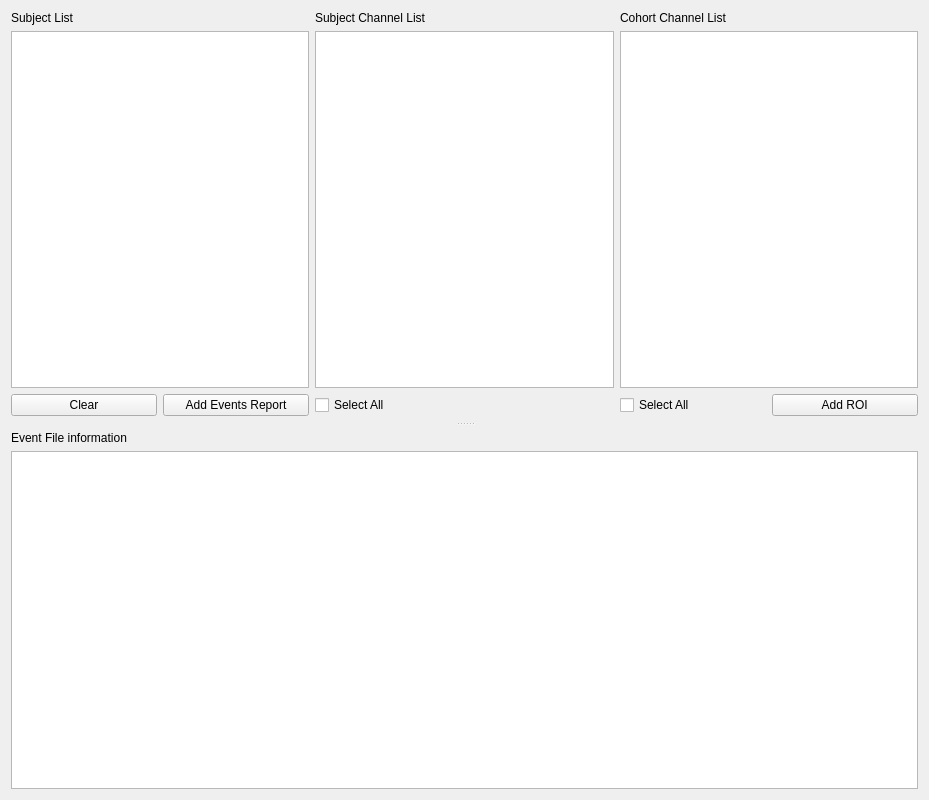
Above: modules/CEAMSModules/DetectionsCohortReview/Ui_DetectionsCohortReviewSettingsView.ui from SnoozToolbox/snooz-package-ceams before the change. Below: the same form after it.
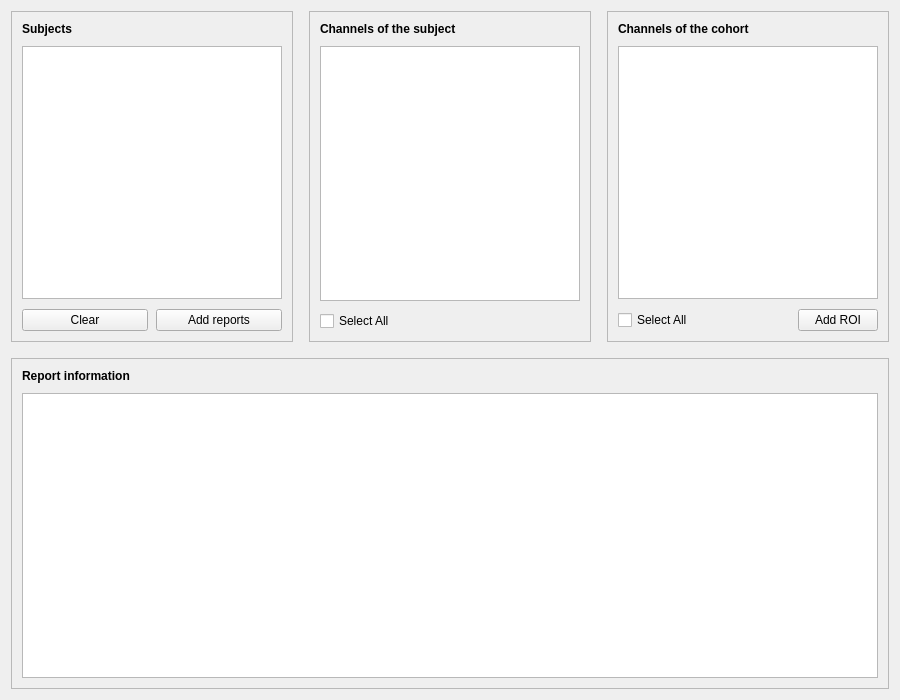
That is the form after the change.

Commit message: Review Detections for the Cohort: redesigned pages (tool 2.2.2)

Diff of the .ui file:
```diff
--- a/modules/CEAMSModules/DetectionsCohortReview/Ui_DetectionsCohortReviewSettingsView.ui
+++ b/modules/CEAMSModules/DetectionsCohortReview/Ui_DetectionsCohortReviewSettingsView.ui
@@ -6,60 +6,79 @@
    <rect>
     <x>0</x>
     <y>0</y>
-    <width>929</width>
-    <height>800</height>
+    <width>900</width>
+    <height>700</height>
    </rect>
   </property>
   <property name="windowTitle">
    <string>Form</string>
   </property>
-  <layout class="QHBoxLayout" name="horizontalLayout_3">
+  <layout class="QVBoxLayout" name="verticalLayout">
+   <property name="spacing">
+    <number>16</number>
+   </property>
    <item>
-    <widget class="QSplitter" name="splitter">
-     <property name="orientation">
-      <enum>Qt::Orientation::Vertical</enum>
+    <layout class="QHBoxLayout" name="lists_layout" stretch="1,1,1">
+     <property name="spacing">
+      <number>16</number>
      </property>
-     <property name="handleWidth">
-      <number>15</number>
-     </property>
-     <property name="childrenCollapsible">
-      <bool>false</bool>
-     </property>
-     <widget class="QWidget" name="layoutWidget">
-      <layout class="QGridLayout" name="gridLayout">
-       <item row="0" column="0">
+     <item>
+      <widget class="QFrame" name="subjects_card">
+       <property name="frameShape">
+        <enum>QFrame::Shape::StyledPanel</enum>
+       </property>
+       <property name="frameShadow">
+        <enum>QFrame::Shadow::Raised</enum>
+       </property>
+       <layout class="QVBoxLayout" name="subjects_card_layout">
+        <property name="spacing">
+         <number>10</number>
+        </property>
+        <property name="leftMargin">
+         <number>10</number>
+        </property>
+        <property name="topMargin">
+         <number>10</number>
+        </property>
+        <property name="rightMargin">
+         <number>10</number>
+        </property>
+        <property name="bottomMargin">
+         <number>10</number>
+        </property>
+        <item>
         <widget class="QLabel" name="label">
-         <property name="text">
-          <string>Subject List</string>
-         </property>
-        </widget>
-       </item>
-       <item row="0" column="1">
-        <widget class="QLabel" name="label_2">
-         <property name="text">
-          <string>Subject Channel List</string>
-         </property>
-        </widget>
-       </item>
-       <item row="0" column="2">
-        <widget class="QLabel" name="label_3">
+          <property name="font">
+           <font>
+            <bold>true</bold>
+           </font>
+          </property>
+          <property name="toolTip">
+           <string>The subjects of the reports added. Select a subject to show its channels.</string>
+          </property>
          <property name="text">
-          <string>Cohort Channel List</string>
+           <string>Subjects</string>
          </property>
         </widget>
        </item>
-       <item row="1" column="0">
+        <item>
         <widget class="QListView" name="subject_listView">
+          <property name="minimumSize">
+           <size>
+            <width>0</width>
+            <height>240</height>
+           </size>
+          </property>
          <property name="editTriggers">
           <set>QAbstractItemView::EditTrigger::NoEditTriggers</set>
          </property>
         </widget>
        </item>
-       <item row="1" column="1">
-        <widget class="QListView" name="chan_subject_listView"/>
-       </item>
-       <item row="2" column="0">
-        <layout class="QHBoxLayout" name="horizontalLayout">
+        <item>
+         <layout class="QHBoxLayout" name="subjects_buttons_layout">
+          <property name="spacing">
+           <number>8</number>
+          </property>
          <item>
           <widget class="QPushButton" name="clear_pushButton">
            <property name="text">
@@ -70,21 +89,128 @@
          <item>
           <widget class="QPushButton" name="add_pushButton">
            <property name="text">
-            <string>Add Events Report</string>
+             <string>Add reports</string>
            </property>
           </widget>
          </item>
         </layout>
        </item>
-       <item row="2" column="1">
+       </layout>
+      </widget>
+     </item>
+     <item>
+      <widget class="QFrame" name="subject_channels_card">
+       <property name="frameShape">
+        <enum>QFrame::Shape::StyledPanel</enum>
+       </property>
+       <property name="frameShadow">
+        <enum>QFrame::Shadow::Raised</enum>
+       </property>
+       <layout class="QVBoxLayout" name="subject_channels_card_layout">
+        <property name="spacing">
+         <number>10</number>
+        </property>
+        <property name="leftMargin">
+         <number>10</number>
+        </property>
+        <property name="topMargin">
+         <number>10</number>
+        </property>
+        <property name="rightMargin">
+         <number>10</number>
+        </property>
+        <property name="bottomMargin">
+         <number>10</number>
+        </property>
+        <item>
+         <widget class="QLabel" name="label_2">
+          <property name="font">
+           <font>
+            <bold>true</bold>
+           </font>
+          </property>
+          <property name="toolTip">
+           <string>The channels of the selected subject. Double-click a label to rename the channel for this subject; uncheck a channel to remove it.</string>
+          </property>
+          <property name="text">
+           <string>Channels of the subject</string>
+          </property>
+         </widget>
+        </item>
+        <item>
+         <widget class="QListView" name="chan_subject_listView">
+          <property name="minimumSize">
+           <size>
+            <width>0</width>
+            <height>240</height>
+           </size>
+          </property>
+         </widget>
+        </item>
+        <item>
         <widget class="QCheckBox" name="all_subject_chan_checkBox">
          <property name="text">
           <string>Select All</string>
          </property>
         </widget>
        </item>
-       <item row="2" column="2">
-        <layout class="QHBoxLayout" name="horizontalLayout_2">
+       </layout>
+      </widget>
+     </item>
+     <item>
+      <widget class="QFrame" name="cohort_channels_card">
+       <property name="frameShape">
+        <enum>QFrame::Shape::StyledPanel</enum>
+       </property>
+       <property name="frameShadow">
+        <enum>QFrame::Shadow::Raised</enum>
+       </property>
+       <layout class="QVBoxLayout" name="cohort_channels_card_layout">
+        <property name="spacing">
+         <number>10</number>
+        </property>
+        <property name="leftMargin">
+         <number>10</number>
+        </property>
+        <property name="topMargin">
+         <number>10</number>
+        </property>
+        <property name="rightMargin">
+         <number>10</number>
+        </property>
+        <property name="bottomMargin">
+         <number>10</number>
+        </property>
+        <item>
+         <widget class="QLabel" name="label_3">
+          <property name="font">
+           <font>
+            <bold>true</bold>
+           </font>
+          </property>
+          <property name="toolTip">
+           <string>The channels of all the subjects. A label renamed here is renamed for every subject; uncheck a channel to remove it from every subject.</string>
+          </property>
+          <property name="text">
+           <string>Channels of the cohort</string>
+          </property>
+         </widget>
+        </item>
+        <item>
+         <widget class="QListWidget" name="chan_cohort_listWidget">
+          <property name="minimumSize">
+           <size>
+            <width>0</width>
+            <height>240</height>
+           </size>
+          </property>
+         </widget>
+        </item>
+        <item>
+         <layout class="QHBoxLayout" name="cohort_tools_layout">
+          <property name="spacing">
+           <number>10</number>
+          </property>
          <item>
           <widget class="QCheckBox" name="all_cohort_chan_checkBox">
            <property name="text">
@@ -92,29 +218,69 @@
            </property>
           </widget>
          </item>
+          <item>
+           <spacer name="cohort_tools_spacer">
+            <property name="orientation">
+             <enum>Qt::Orientation::Horizontal</enum>
+            </property>
+            <property name="sizeHint" stdset="0">
+             <size>
+              <width>40</width>
+              <height>20</height>
+             </size>
+            </property>
+           </spacer>
+          </item>
          <item>
           <widget class="QPushButton" name="add_ROI_pushButton">
            <property name="toolTip">
             <string>Rename your channel labels first. Adding the ROIs must be the final step.</string>
            </property>
            <property name="text">
-            <string>   Add ROI   </string>
+             <string>Add ROI</string>
            </property>
           </widget>
          </item>
         </layout>
        </item>
-       <item row="1" column="2">
-        <widget class="QListWidget" name="chan_cohort_listWidget"/>
-       </item>
-      </layout>
-     </widget>
-     <widget class="QWidget" name="layoutWidget">
-      <layout class="QVBoxLayout" name="verticalLayout">
+       </layout>
+      </widget>
+     </item>
+    </layout>
+   </item>
+   <item>
+    <widget class="QFrame" name="information_card">
+     <property name="frameShape">
+      <enum>QFrame::Shape::StyledPanel</enum>
+     </property>
+     <property name="frameShadow">
+      <enum>QFrame::Shadow::Raised</enum>
+     </property>
+     <layout class="QVBoxLayout" name="information_card_layout">
+      <property name="spacing">
+       <number>10</number>
+      </property>
+      <property name="leftMargin">
+       <number>10</number>
+      </property>
+      <property name="topMargin">
+       <number>10</number>
+      </property>
+      <property name="rightMargin">
+       <number>10</number>
+      </property>
+      <property name="bottomMargin">
+       <number>10</number>
+      </property>
        <item>
         <widget class="QLabel" name="label_4">
+        <property name="font">
+         <font>
+          <bold>true</bold>
+         </font>
+        </property>
          <property name="text">
-          <string>Event File information</string>
+         <string>Report information</string>
          </property>
         </widget>
        </item>
@@ -127,7 +293,6 @@
        </item>
       </layout>
      </widget>
-    </widget>
    </item>
   </layout>
  </widget>
```
Left out of the diff: 12 changed lines with no effect on the pictures. Lines whose indentation alone changed are shown as unchanged. The commit also changes 12 other files.
